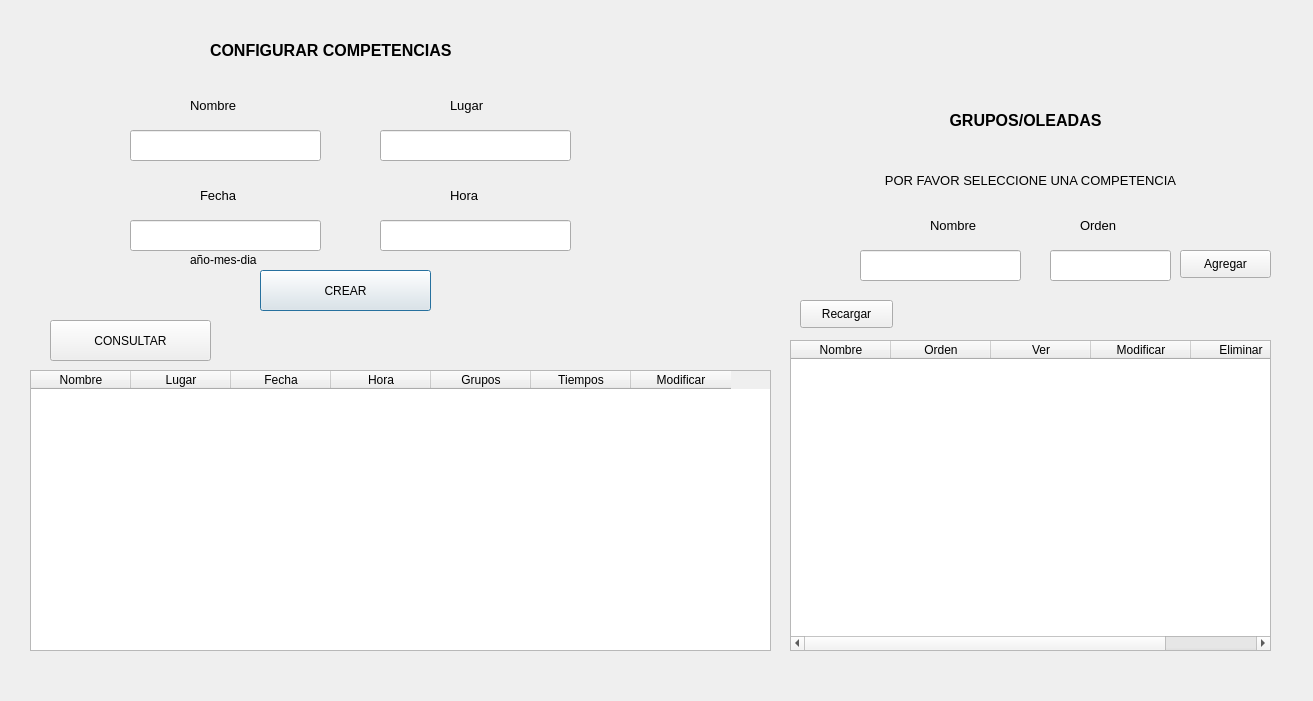
Old version of the form qt/competenciasView.ui in the repository germang2/CrossfitTimer.
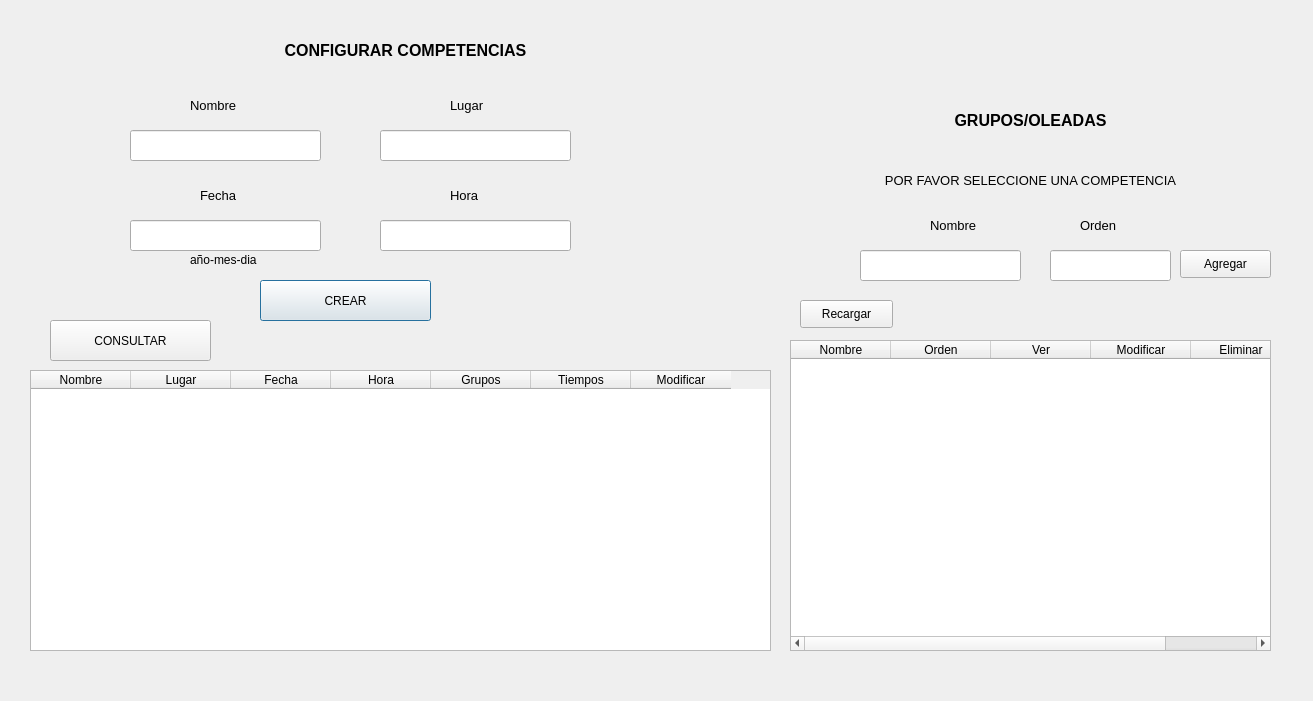
New version of the form.

What changed in the file:
```diff
--- a/qt/competenciasView.ui
+++ b/qt/competenciasView.ui
@@ -16,9 +16,9 @@
   <widget class="QLabel" name="label">
    <property name="geometry">
     <rect>
-     <x>210</x>
+     <x>40</x>
      <y>30</y>
-     <width>311</width>
+     <width>731</width>
      <height>41</height>
     </rect>
    </property>
@@ -33,6 +33,9 @@
    <property name="text">
     <string>CONFIGURAR COMPETENCIAS</string>
    </property>
+   <property name="alignment">
+    <set>Qt::AlignCenter</set>
+   </property>
   </widget>
   <widget class="QLabel" name="label_2">
    <property name="geometry">
@@ -226,7 +229,7 @@
    <property name="geometry">
     <rect>
      <x>260</x>
-     <y>270</y>
+     <y>280</y>
      <width>171</width>
      <height>41</height>
     </rect>
@@ -296,9 +299,9 @@
   <widget class="QLabel" name="label_7">
    <property name="geometry">
     <rect>
-     <x>870</x>
+     <x>800</x>
      <y>100</y>
-     <width>311</width>
+     <width>461</width>
      <height>41</height>
     </rect>
    </property>
```
Left out of the diff: 4 changed lines with no effect on the pictures.
